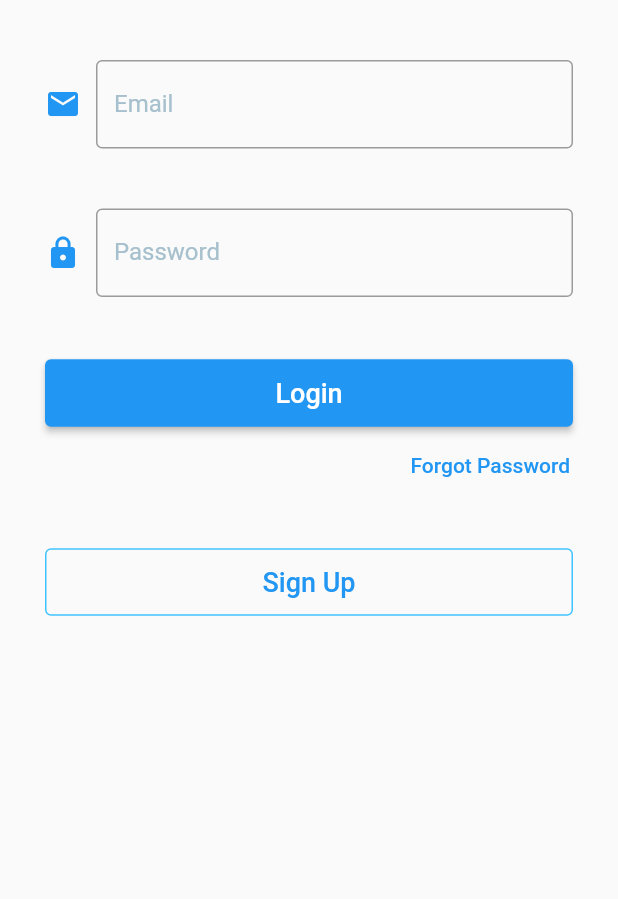
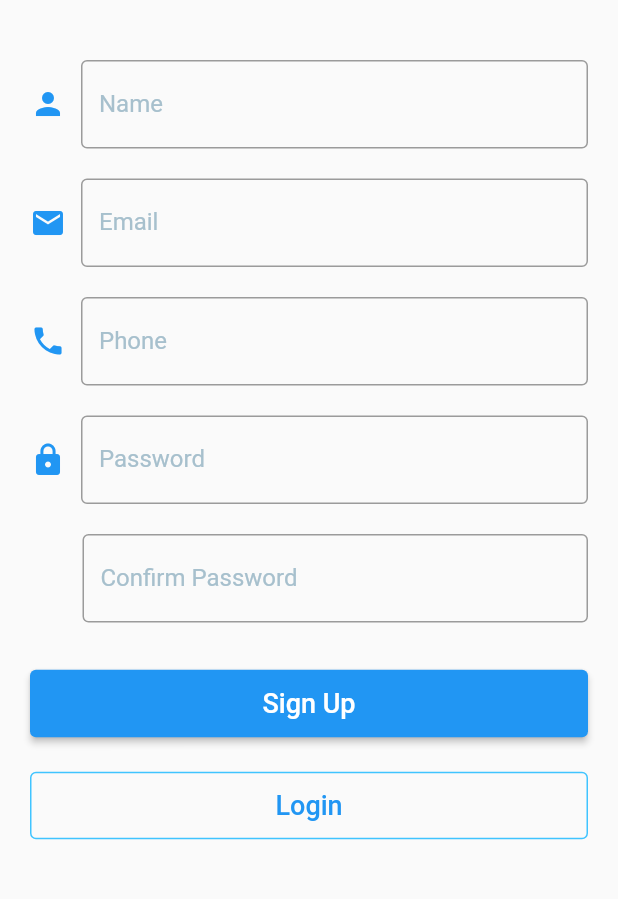
Before and after one commit to tyirenkyi/angiovio, a Flutter app: the screen it shows after launch, after a tap on "Sign Up", on a phone screen of 412 x 824 dp, the part 330-1229 px from its top. Run offline on Flutter 3.47's test engine with Material 2 defaults, Android fonts, the phone set to English and light mode, and no system bars.

Commit message:
Sign up UI

```diff
--- a/lib/main.dart
+++ b/lib/main.dart
@@ -2,6 +2,7 @@ import 'package:flutter/material.dart';
 
 //screens
 import 'views/Login.dart';
+import 'views/SignUp.dart';
 
 void main() {
   runApp(MyApp());
@@ -16,6 +17,10 @@ class MyApp extends StatelessWidget {
         primarySwatch: Colors.blue,
       ),
       home: Login(),
+      routes: {
+        SignUp.routeName: (context) => SignUp(),
+        Login.routeName: (context) => Login(),
+      },
     );
   }
 }
--- a/lib/views/Login.dart
+++ b/lib/views/Login.dart
@@ -3,6 +3,7 @@ import 'package:flutter/material.dart';
 import '../widgets/LoginForm.dart';
 
 class Login extends StatefulWidget {
+  static const routeName = '/login';
   @override
   _LoginState createState() => _LoginState();
 }
--- /dev/null
+++ b/lib/views/SignUp.dart
@@ -0,0 +1,39 @@
+import 'package:flutter/material.dart';
+
+import '../widgets/SignUpForm.dart';
+
+class SignUp extends StatefulWidget {
+  static const routeName = "/signUp";
+
+  @override
+  _SignUpState createState() => _SignUpState();
+}
+
+class _SignUpState extends State<SignUp> {
+  @override
+  Widget build(BuildContext context) {
+    return Scaffold(
+        body: SingleChildScrollView(
+          child: Container(
+            padding: EdgeInsets.only(top: 80),
+            child: Column(
+              mainAxisAlignment: MainAxisAlignment.center,
+              crossAxisAlignment: CrossAxisAlignment.center,
+              children: [
+                Container(
+                  width: 100,
+                  height: 100,
+                  decoration: BoxDecoration(
+                    borderRadius: BorderRadius.circular(10),
+                  ),
+                  margin: EdgeInsets.only(top: 40),
+                  child: Image.asset('assets/images/logo.png'),
+                ),
+                SignUpForm()
+              ],
+            ),
+          ),
+        )
+    );
+  }
+}
--- a/lib/widgets/LoginForm.dart
+++ b/lib/widgets/LoginForm.dart
@@ -1,4 +1,6 @@
 import 'package:flutter/material.dart';
+
+import 'package:angiovio/views/SignUp.dart';
 
 class LoginForm extends StatefulWidget {
   @override
@@ -29,7 +31,7 @@ class _LoginFormState extends State<LoginForm> {
   @override
   Widget build(BuildContext context) {
     return Container(
-      padding: EdgeInsets.only(left: 30, right: 30, top: 40),
+      padding: EdgeInsets.only(left: 20, right: 20, top: 40),
       child: Column(
         children: [
           Form(
@@ -177,7 +179,9 @@ class _LoginFormState extends State<LoginForm> {
                       )),
                       minimumSize: MaterialStateProperty.all(Size(400, 45))
                     ),
-                    onPressed: () {},
+                    onPressed: () {
+                      Navigator.pushReplacementNamed(context, SignUp.routeName);
+                    },
                     child: Text(
                       'Sign Up',
                       style: TextStyle(
--- /dev/null
+++ b/lib/widgets/SignUpForm.dart
@@ -0,0 +1,344 @@
+import 'package:flutter/material.dart';
+
+class SignUpForm extends StatefulWidget {
+  @override
+  _SignUpFormState createState() => _SignUpFormState();
+}
+
+class _SignUpFormState extends State<SignUpForm> {
+  final _nameFocusNode = FocusNode();
+  final _emailFocusNode = FocusNode();
+  final _passwordFocusNode = FocusNode();
+  final _phoneFocusNode = FocusNode();
+  final _confirmPasswordFocusNode = FocusNode();
+  final _passwordController = TextEditingController();
+  final _form = GlobalKey<FormState>();
+  Map<String, String> _authData = {
+    'name': '',
+    'email': '',
+    'phone': '',
+    'password': ''
+  };
+  bool loading = false;
+
+
+  @override
+  void dispose() {
+    _nameFocusNode.dispose();
+    _emailFocusNode.dispose();
+    _passwordFocusNode.dispose();
+    _phoneFocusNode.dispose();
+    _confirmPasswordFocusNode.dispose();
+    _passwordFocusNode.dispose();
+    super.dispose();
+  }
+
+  _saveForm() async {}
+
+  handleSignUp() async{}
+
+  @override
+  Widget build(BuildContext context) {
+    return Container(
+      padding: EdgeInsets.only(left: 20, right: 20, top: 40),
+      child: Column(
+        crossAxisAlignment: CrossAxisAlignment.center,
+        children: <Widget>[
+          Form(
+            key: _form,
+            child: Column(
+              children: [
+                Row(
+                  children: [
+                    Container(
+                      child: Icon(Icons.person, color: Colors.blue,),
+                      padding: EdgeInsets.only(right: 10),
+                    ),
+                    Expanded(
+                      child: TextFormField(
+                        style: TextStyle(
+                          color: Colors.black
+                        ),
+                        textInputAction: TextInputAction.next,
+                        focusNode: _nameFocusNode,
+                        decoration: InputDecoration(
+                          labelText: 'Name',
+                          labelStyle: TextStyle(
+                            color: Color.fromRGBO(167, 192, 205, 1),
+                            fontSize: 16
+                          ),
+                          border: OutlineInputBorder(),
+                          fillColor: Color.fromRGBO(167, 192, 205, 1),
+                          focusedBorder: OutlineInputBorder(
+                            borderSide: BorderSide(
+                              color: Colors.blue
+                            )
+                          )
+                        ),
+                        validator: (value) {
+                          if(value!.isEmpty)
+                            return 'Please enter your name';
+                          if(value.length < 4)
+                            return 'Please enter your full name';
+                          return null;
+                        },
+                        cursorColor: Color.fromRGBO(167, 192, 205, 1),
+                        onFieldSubmitted: (_) {
+                          FocusScope.of(context).requestFocus(_emailFocusNode);
+                        },
+                        onSaved: (value) {
+                          value = value!.trim();
+                          _authData['name'] = value;
+                        },
+                      ),
+                    )
+                  ],
+                ),
+                Padding(padding: EdgeInsets.symmetric(vertical: 10)),
+                Row(
+                  children: [
+                    Container(
+                      child: Icon(Icons.email, color: Colors.blue,),
+                      padding: EdgeInsets.only(right: 10),
+                    ),
+                    Expanded(
+                      child: TextFormField(
+                        style: TextStyle(
+                            color: Colors.black
+                        ),
+                        textInputAction: TextInputAction.next,
+                        focusNode: _emailFocusNode,
+                        decoration: InputDecoration(
+                            labelText: 'Email',
+                            labelStyle: TextStyle(
+                                color: Color.fromRGBO(167, 192, 205, 1),
+                                fontSize: 16
+                            ),
+                            border: OutlineInputBorder(),
+                            fillColor: Color.fromRGBO(167, 192, 205, 1),
+                            focusedBorder: OutlineInputBorder(
+                                borderSide: BorderSide(
+                                    color: Colors.blue
+                                )
+                            )
+                        ),
+                        validator: (value) {
+                          if(value!.isEmpty)
+                            return 'Please enter your email';
+                          if(!value.contains('@') && !value.contains('.'))
+                            return 'Please enter a valid email address';
+                          return null;
+                        },
+                        cursorColor: Color.fromRGBO(167, 192, 205, 1),
+                        onFieldSubmitted: (_) {
+                          FocusScope.of(context).requestFocus(_phoneFocusNode);
+                        },
+                        onSaved: (value) {
+                          value = value!.trim();
+                          _authData['email'] = value;
+                        },
+                      ),
+                    )
+                  ],
+                ),
+                Padding(padding: EdgeInsets.symmetric(vertical: 10)),
+                Row(
+                  children: <Widget>[
+                    Container(
+                      child: Icon(Icons.phone, color: Colors.blue,),
+                      padding: const EdgeInsets.only(right: 10),
+                    ),
+                    Expanded(
+                      child: TextFormField(
+                        style: TextStyle(
+                            color: Colors.black
+                        ),
+                        keyboardType: TextInputType.number,
+                        textInputAction: TextInputAction.next,
+                        focusNode: _phoneFocusNode,
+                        decoration: const InputDecoration(
+                          labelText: 'Phone',
+                          labelStyle: TextStyle(
+                              color: Color.fromRGBO(167, 192, 205, 1),
+                              fontSize: 16
+                          ),
+                          border: OutlineInputBorder(),
+                          fillColor: Color.fromRGBO(167, 192, 205, 1),
+                          focusedBorder: OutlineInputBorder(
+                              borderSide: BorderSide(
+                                  color:  Colors.blue
+                              )
+                          ),
+
+                        ),
+                        validator: (value) {
+                          if (value!.isEmpty) {
+                            return 'Please enter your phone';
+                          }
+                          if (!value.contains('0') && value.length != 10) {
+                            return 'Please enter a valid phone number';
+                          }
+                          return null;
+                        },
+                        cursorColor: Color.fromRGBO(167, 192, 205, 1),
+                        onFieldSubmitted: (_) {
+                          FocusScope.of(context).requestFocus(_passwordFocusNode);
+                        },
+                        onSaved: (value) {
+                          value = value!.trim();
+                          _authData['phone'] = value;
+                        },
+                      ),
+                    )
+                  ],
+                ),
+                Padding(padding: EdgeInsets.symmetric(vertical: 10)),
+                Row(
+                  children: <Widget>[
+                    Container(
+                      child: Icon(Icons.lock, color: Colors.blue,),
+                      padding: const EdgeInsets.only(right: 10),
+                    ),
+                    Expanded(
+                      child: TextFormField(
+                        style: TextStyle(
+                            color: Colors.black
+                        ),
+                        textInputAction: TextInputAction.next,
+                        obscureText: true,
+                        focusNode: _passwordFocusNode,
+                        controller: _passwordController,
+                        decoration: const InputDecoration(
+                          labelText: 'Password',
+                          labelStyle: TextStyle(
+                              color: Color.fromRGBO(167, 192, 205, 1),
+                              fontSize: 16
+                          ),
+                          border: OutlineInputBorder(),
+                          fillColor: Color.fromRGBO(167, 192, 205, 1),
+                          focusedBorder: OutlineInputBorder(
+                              borderSide: BorderSide(
+                                  color:  Colors.blue
+                              )
+                          ),
+
+                        ),
+                        validator: (value) {
+                          if (value!.isEmpty) {
+                            return 'Please enter a password';
+                          }
+                          if (value.length == 8) {
+                            return 'Your password is too short';
+                          }
+
+                          return null;
+                        },
+                        cursorColor: Color.fromRGBO(167, 192, 205, 1),
+                        onFieldSubmitted: (_) {
+                          FocusScope.of(context).requestFocus(_confirmPasswordFocusNode);
+                        },
+                        onSaved: (value) {
+                          value = value!.trim();
+                          _authData['password'] = value;
+                        },
+                      ),
+                    )
+                  ],
+                ),
+                Padding(padding: EdgeInsets.symmetric(vertical: 10)),
+                Row(
+                  children: <Widget>[
+                    Container(
+                      padding: const EdgeInsets.only(right: 10, left: 25),
+                    ),
+                    Expanded(
+                      child: TextFormField(
+                        style: TextStyle(
+                            color: Colors.black
+                        ),
+                        textInputAction: TextInputAction.next,
+                        obscureText: true,
+                        focusNode: _confirmPasswordFocusNode,
+                        decoration: const InputDecoration(
+                          labelText: 'Confirm Password',
+                          labelStyle: TextStyle(
+                              color: Color.fromRGBO(167, 192, 205, 1),
+                              fontSize: 16
+                          ),
+                          border: OutlineInputBorder(),
+                          fillColor: Color.fromRGBO(167, 192, 205, 1),
+                          focusedBorder: OutlineInputBorder(
+                              borderSide: BorderSide(
+                                  color:  Colors.blue
+                              )
+                          ),
+
+                        ),
+                        validator: (value) {
+                          if (value!.isEmpty) {
+                            return 'Please confirm your password';
+                          }
+                          if (value != _passwordController.text) {
+                            return 'Password fields don\'t match';
+                          }
+
+                          return null;
+                        },
+                        cursorColor: Color.fromRGBO(167, 192, 205, 1),
+                        onFieldSubmitted: (_) {
+                          _saveForm();
+                        },
+                      ),
+                    )
+                  ],
+                ),
+                Padding(padding: EdgeInsets.only(bottom: 30),),
+                if(loading)
+                  LinearProgressIndicator()
+                else
+                  ButtonTheme(
+                    shape: RoundedRectangleBorder(
+                        borderRadius: BorderRadius.circular(5)
+                    ),
+                    buttonColor: Colors.grey,
+                    child: ElevatedButton(
+                      child: Text(
+                        'Sign Up',
+                        style: TextStyle(fontSize: 18),
+                      ),
+                      onPressed: () {},
+                      style: ButtonStyle(
+                          minimumSize: MaterialStateProperty.all(Size(400, 45))
+                      ),
+                    ),
+                  ),
+                Padding(padding: EdgeInsets.only(bottom: 20),),
+                ButtonTheme(
+                  shape: RoundedRectangleBorder(
+                      borderRadius: BorderRadius.circular(5)
+                  ),
+                  child: OutlinedButton(
+                    style: ButtonStyle(
+                        side: MaterialStateProperty.all(BorderSide(
+                            color: Colors.lightBlueAccent
+                        )),
+                        minimumSize: MaterialStateProperty.all(Size(400, 45))
+                    ),
+                    onPressed: () {},
+                    child: Text(
+                      'Login',
+                      style: TextStyle(
+                          fontSize: 18
+                      ),
+                    ),
+                  ),
+                ),
+                Padding(padding: EdgeInsets.only(bottom: 100),)
+              ],
+            ),
+          )
+        ],
+      ),
+    );
+  }
+}
```
